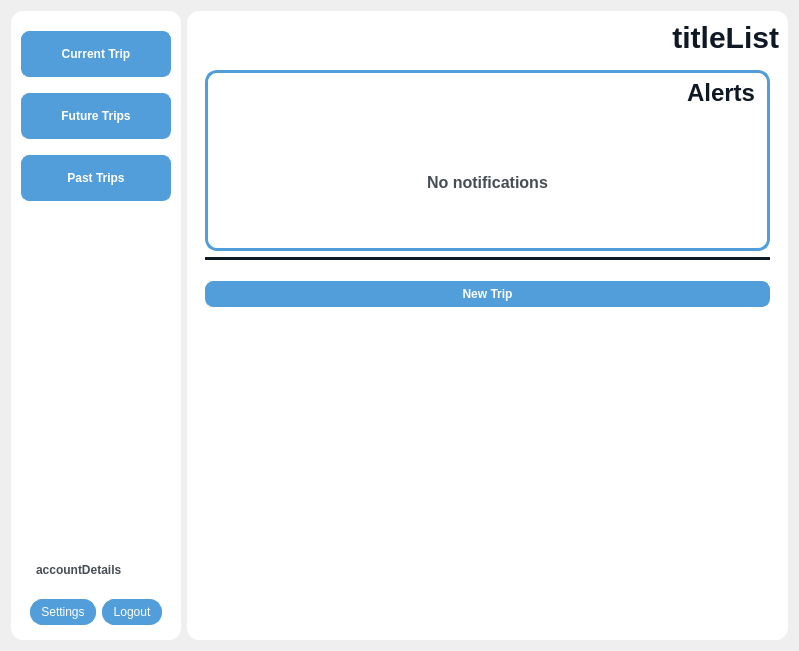
This is mainForm.ui in PantilaK/Pigeon as Qt 5 draws it before an edit. The edited form follows.
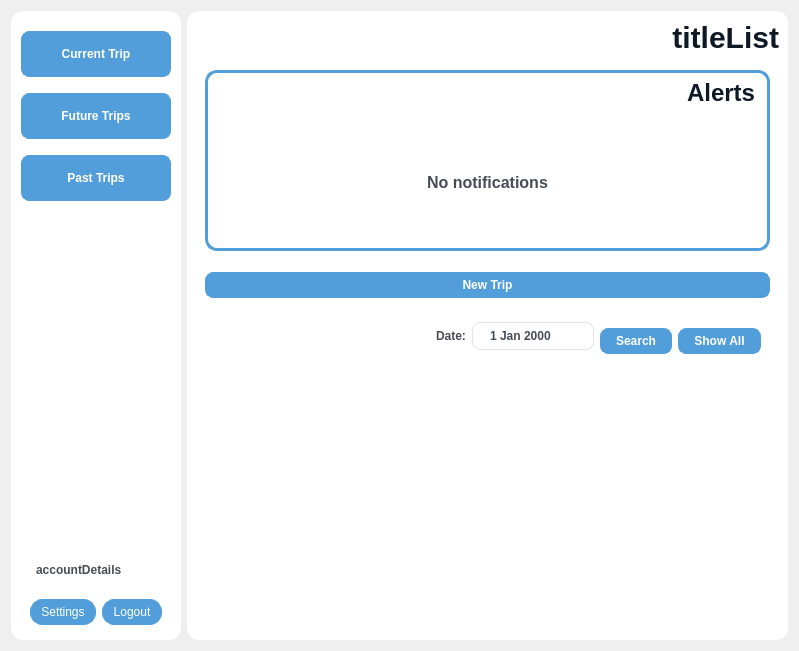
This is the edited form. Icons and pictures are not drawn.

Diff of the .ui file:
```diff
--- a/mainForm.ui
+++ b/mainForm.ui
@@ -438,25 +438,6 @@
             </layout>
            </widget>
           </item>
-          <item>
-           <widget class="QWidget" name="hLineSplitWidget" native="true">
-            <property name="sizePolicy">
-             <sizepolicy hsizetype="Minimum" vsizetype="Minimum">
-              <horstretch>0</horstretch>
-              <verstretch>0</verstretch>
-             </sizepolicy>
-            </property>
-            <property name="minimumSize">
-             <size>
-              <width>0</width>
-              <height>3</height>
-             </size>
-            </property>
-            <property name="styleSheet">
-             <string notr="true"/>
-            </property>
-           </widget>
-          </item>
           <item>
            <layout class="QHBoxLayout" name="horizontalLayout_4">
             <property name="topMargin">
@@ -474,6 +455,104 @@
             </item>
            </layout>
           </item>
+          <item>
+           <widget class="QWidget" name="pastTripSearchWidget" native="true">
+            <property name="styleSheet">
+             <string notr="true">QDateTimeEdit{
+  color: #464d55;
+  font-weight: 600;
+  border-radius: 8px;
+  border: 1px solid #e0e4e7;
+  padding: 5px 15px;}
+QDateTimeEdit::on{
+   border: 3px solid #d0e3ff;
+}
+QDateTimeEdit::drop-down{
+   border: 0px;
+}
+QDateTimeEdit::down-arrow{
+   image: url(:/dropdown/dropdownPNG.png);
+   width: 12px;
+   height: 12px;
+   margin-right: 15px;
+}
+
+QTextEdit {
+  color: #464d55;
+  font-weight: 600;
+  border-radius: 8px;
+  border: 1px solid #e0e4e7;
+  padding: 5px 15px;
+}
+
+QTextEdit:focus {
+  border: 1px solid #d0e3ff;
+}
+
+QTextEdit::placeholder {
+  color: #767e89;
+}
+
+QCalendarWidget QAbstractItemView
+{ 
+selection-background-color: #042944; 
+selection-color: white;
+}
+QCalendarWidget QWidget 
+{
+  color:grey;
+}
+QCalendarWidget QTableView{
+border-width:0px;
+background-color:lightgrey;
+}
+</string>
+            </property>
+            <layout class="QHBoxLayout" name="horizontalLayout_5">
+             <item>
+              <spacer name="horizontalSpacer">
+               <property name="orientation">
+                <enum>Qt::Horizontal</enum>
+               </property>
+               <property name="sizeHint" stdset="0">
+                <size>
+                 <width>40</width>
+                 <height>20</height>
+                </size>
+               </property>
+              </spacer>
+             </item>
+             <item>
+              <widget class="QLabel" name="label">
+               <property name="text">
+                <string>Date:</string>
+               </property>
+              </widget>
+             </item>
+             <item>
+              <widget class="QDateEdit" name="searchDateEdit">
+               <property name="calendarPopup">
+                <bool>true</bool>
+               </property>
+              </widget>
+             </item>
+             <item>
+              <widget class="QPushButton" name="searchButton">
+               <property name="text">
+                <string>Search</string>
+               </property>
+              </widget>
+             </item>
+             <item>
+              <widget class="QPushButton" name="showAllButton">
+               <property name="text">
+                <string>Show All</string>
+               </property>
+              </widget>
+             </item>
+            </layout>
+           </widget>
+          </item>
           <item>
            <layout class="QVBoxLayout" name="tripListLayout"/>
           </item>
```
Left out of the diff: 4 changed lines with no effect on the pictures.
